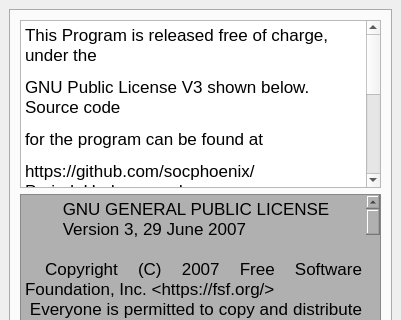
First picture: the form in mainwindow.ui, repository socphoenix/Period_Underground, before the edit; both pictures show x 0 to 401 and y 0 to 320 of the 401 by 667 pixel window.
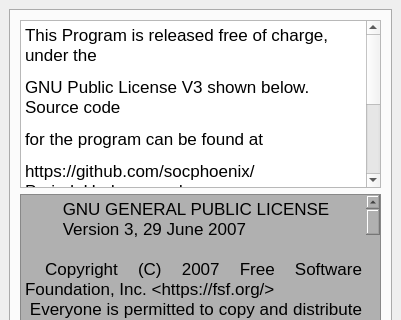
Second picture: the form after the edit. The open tabs and pages were chosen to show the change.

What changed in the file:
```diff
--- a/mainwindow.ui
+++ b/mainwindow.ui
@@ -414,7 +414,7 @@
 &lt;p style=&quot; margin-top:12px; margin-bottom:12px; margin-left:0px; margin-right:0px; -qt-block-indent:0; text-indent:0px;&quot;&gt;GNU Public License V3 shown below. Source code &lt;/p&gt;
 &lt;p style=&quot; margin-top:12px; margin-bottom:12px; margin-left:0px; margin-right:0px; -qt-block-indent:0; text-indent:0px;&quot;&gt;for the program can be found at &lt;/p&gt;
 &lt;p style=&quot; margin-top:12px; margin-bottom:12px; margin-left:0px; margin-right:0px; -qt-block-indent:0; text-indent:0px;&quot;&gt;https://github.com/socphoenix/Period_Underground&lt;/p&gt;
-&lt;p style=&quot; margin-top:12px; margin-bottom:12px; margin-left:0px; margin-right:0px; -qt-block-indent:0; text-indent:0px;&quot;&gt;This app uses QT version 6.3.1 under the open source license model.  All modules except for the QtSQL of the Qt software are used under the GNU GPL V3. The QtSQL module is licensed under the LGPL V3 stated below. The other library in use is SQlite, which is released under the public domain.&lt;/p&gt;
+&lt;p style=&quot; margin-top:12px; margin-bottom:12px; margin-left:0px; margin-right:0px; -qt-block-indent:0; text-indent:0px;&quot;&gt;This app uses QT version 6.3.1 under the open source license model.  All modules of the Qt software are used under the GNU LGPL V3. The other library in use is SQlite, which is released under the public domain.&lt;/p&gt;
 &lt;p style=&quot; margin-top:12px; margin-bottom:12px; margin-left:0px; margin-right:0px; -qt-block-indent:0; text-indent:0px;&quot;&gt;https://qt.io&lt;/p&gt;&lt;/body&gt;&lt;/html&gt;</string>
           </property>
          </widget>
```
Left out of the diff: 2 changed lines with no effect on the pictures.
